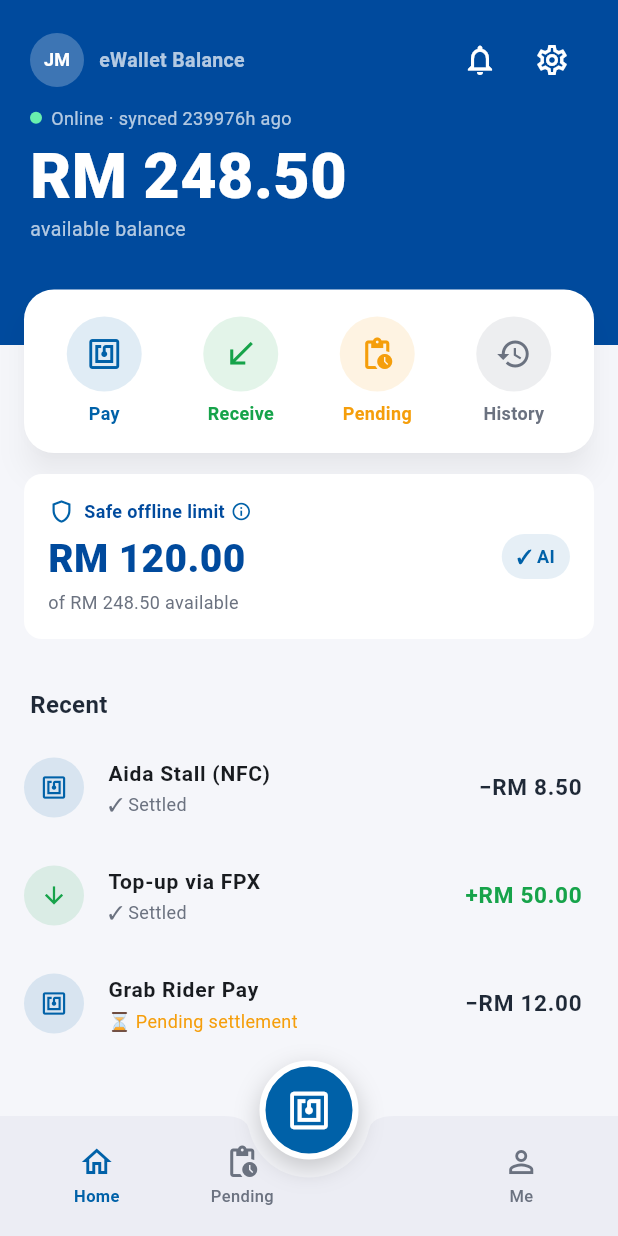
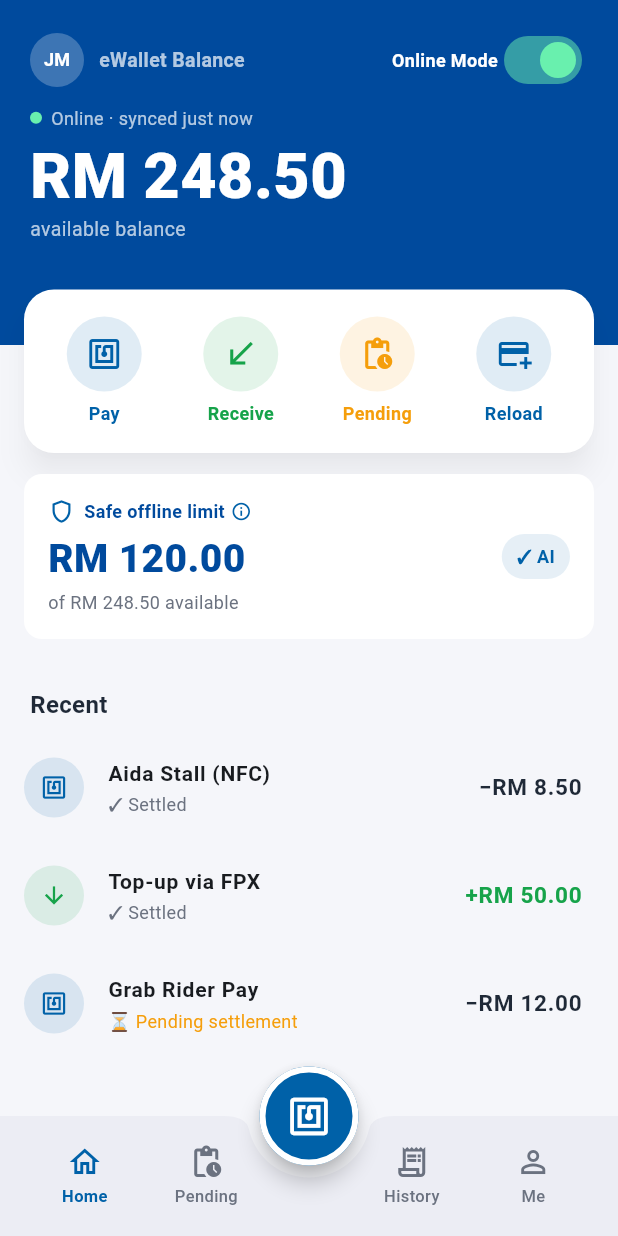
Before and after one commit to Owwwwyh/FinHack-Touch-Code, a Flutter app: the screen it shows after launch, on a phone screen of 412 x 824 dp. Run offline on Flutter 3.47's test engine with Material 3 defaults, Android fonts, the phone set to English and light mode, and no system bars; our stand-ins replace connectivity_plus, drift, drift_flutter, flutter_riverpod, go_router; accounts and stored records are empty; generated files the repository leaves out were written again.

Commit message:
adding online/offline mode1

```diff
--- /dev/null
+++ b/devtools_options.yaml
@@ -0,0 +1,3 @@
+description: This file stores settings for Dart & Flutter DevTools.
+documentation: https://docs.flutter.dev/tools/devtools/extensions#configure-extension-enablement-states
+extensions:
--- a/lib/app.dart
+++ b/lib/app.dart
@@ -16,15 +16,15 @@ final _router = GoRouter(
   initialLocation: '/home',
   routes: [
     GoRoute(path: '/onboard', builder: (_, __) => const OnboardingScreen()),
+    GoRoute(path: '/pay',     builder: (_, __) => const PayScreen()),
+    GoRoute(path: '/receive', builder: (_, __) => const ReceiveScreen()),
+    GoRoute(path: '/score',   builder: (_, __) => const ScoreScreen()),
     ShellRoute(
       builder: (context, state, child) => AppShell(child: child),
       routes: [
         GoRoute(path: '/home',    builder: (_, __) => const HomeScreen()),
-        GoRoute(path: '/pay',     builder: (_, __) => const PayScreen()),
-        GoRoute(path: '/receive', builder: (_, __) => const ReceiveScreen()),
         GoRoute(path: '/pending', builder: (_, __) => const PendingScreen()),
         GoRoute(path: '/history', builder: (_, __) => const HistoryScreen()),
-        GoRoute(path: '/score',   builder: (_, __) => const ScoreScreen()),
         GoRoute(path: '/settings',builder: (_, __) => const SettingsScreen()),
       ],
     ),
@@ -38,7 +38,7 @@ class TngWalletApp extends StatelessWidget {
   Widget build(BuildContext context) {
     return MaterialApp.router(
       debugShowCheckedModeBanner: false,
-      title: "TNG Offline Wallet",
+      title: "AnyPay",
       theme: AppTheme.light,
       routerConfig: _router,
     );
@@ -84,26 +84,20 @@ class _AppShellState extends ConsumerState<AppShell> {
 }
 
 class _NfcFab extends StatelessWidget {
+  const _NfcFab();
+
   @override
   Widget build(BuildContext context) {
-    return Column(
-      mainAxisSize: MainAxisSize.min,
-      children: [
-        GestureDetector(
-          onTap: () => context.go('/pay'),
-          child: Container(
-            width: 66, height: 66,
-            decoration: BoxDecoration(
-              shape: BoxShape.circle,
-              color: AppTheme.tngBlue,
-              border: Border.all(color: Colors.white, width: 4),
-              boxShadow: const [BoxShadow(color: Color(0x33000000), blurRadius: 14, offset: Offset(0, 6))],
-            ),
-            child: const Icon(Icons.nfc, color: Colors.white, size: 30),
-          ),
-        ),
-        const SizedBox(height: 8),
-      ],
+    return SizedBox(
+      width: 66,
+      height: 66,
+      child: FloatingActionButton(
+        onPressed: () => context.go('/pay'),
+        backgroundColor: AppTheme.tngBlue,
+        elevation: 6,
+        shape: const CircleBorder(side: BorderSide(color: Colors.white, width: 4)),
+        child: const Icon(Icons.nfc, color: Colors.white, size: 30),
+      ),
     );
   }
 }
@@ -119,30 +113,39 @@ class _BottomBar extends StatelessWidget {
       shape: const CircularNotchedRectangle(),
       notchMargin: 8,
       child: Row(
-        mainAxisAlignment: MainAxisAlignment.spaceAround,
-        children: List.generate(4, (i) {
-          if (i == 2) return const SizedBox(width: 56);
-          final active = tab == i;
-          final color = active ? AppTheme.tngBlue : AppTheme.offlineGrey;
-          return GestureDetector(
-            onTap: () => onTap(i),
-            behavior: HitTestBehavior.opaque,
-            child: SizedBox(
-              width: 64, height: 56,
-              child: Column(
-                mainAxisAlignment: MainAxisAlignment.center,
-                children: [
-                  Icon([Icons.home_outlined, Icons.pending_actions_outlined, Icons.receipt_long_outlined, Icons.person_outline][i],
-                    color: color, size: 24),
-                  const SizedBox(height: 3),
-                  Text(['Home', 'Pending', 'History', 'Me'][i],
-                    style: TextStyle(color: color, fontSize: 11, fontWeight: active ? FontWeight.w700 : FontWeight.w500)),
-                ],
-              ),
-            ),
-          );
-        }),
+        children: [
+          Expanded(child: _NavItem(icon: Icons.home_outlined, label: 'Home', isActive: tab == 0, onTap: () => onTap(0))),
+          Expanded(child: _NavItem(icon: Icons.pending_actions_outlined, label: 'Pending', isActive: tab == 1, onTap: () => onTap(1))),
+          const SizedBox(width: 56), // spacer for FAB
+          Expanded(child: _NavItem(icon: Icons.receipt_long_outlined, label: 'History', isActive: tab == 2, onTap: () => onTap(2))),
+          Expanded(child: _NavItem(icon: Icons.person_outline, label: 'Me', isActive: tab == 3, onTap: () => onTap(3))),
+        ],
       ),
     );
   }
 }
+
+class _NavItem extends StatelessWidget {
+  const _NavItem({required this.icon, required this.label, required this.isActive, required this.onTap});
+  final IconData icon;
+  final String label;
+  final bool isActive;
+  final VoidCallback onTap;
+
+  @override
+  Widget build(BuildContext context) {
+    final color = isActive ? AppTheme.tngBlue : AppTheme.offlineGrey;
+    return InkWell(
+      onTap: onTap,
+      child: Column(
+        mainAxisSize: MainAxisSize.min,
+        mainAxisAlignment: MainAxisAlignment.center,
+        children: [
+          Icon(icon, color: color, size: 24),
+          const SizedBox(height: 3),
+          Text(label, style: TextStyle(color: color, fontSize: 11, fontWeight: isActive ? FontWeight.w700 : FontWeight.w500)),
+        ],
+      ),
+    );
+  }
+}
--- /dev/null
+++ b/lib/core/providers/mode_provider.dart
@@ -0,0 +1,20 @@
+// lib/core/providers/mode_provider.dart
+import 'package:flutter_riverpod/flutter_riverpod.dart';
+
+enum AppMode { online, offline }
+
+class ModeNotifier extends StateNotifier<AppMode> {
+  ModeNotifier() : super(AppMode.online);
+
+  void toggleMode() {
+    state = state == AppMode.online ? AppMode.offline : AppMode.online;
+  }
+
+  void setMode(AppMode mode) {
+    state = mode;
+  }
+}
+
+final modeProvider = StateNotifierProvider<ModeNotifier, AppMode>((ref) {
+  return ModeNotifier();
+});
--- a/lib/features/home/home_screen.dart
+++ b/lib/features/home/home_screen.dart
@@ -13,6 +13,7 @@ import 'package:go_router/go_router.dart';
 import '../../core/di/providers.dart';
 import '../../core/theme/app_theme.dart';
 import '../../core/connectivity/connectivity_service.dart';
+import '../../core/providers/mode_provider.dart';
 
 class HomeScreen extends ConsumerWidget {
   const HomeScreen({super.key});
@@ -20,8 +21,8 @@ class HomeScreen extends ConsumerWidget {
   @override
   Widget build(BuildContext context, WidgetRef ref) {
     final wallet  = ref.watch(walletProvider);
-    final connState = ref.watch(connectivityServiceProvider);
-    final isOffline = connState.state == ConnectivityState.offline;
+    final demoMode = ref.watch(modeProvider);
+    final isOffline = demoMode == AppMode.offline;
     final pending = ref.watch(pendingCountProvider);
 
     final headerColor = isOffline ? AppTheme.offlineGrey : AppTheme.tngBlueDark;
@@ -53,19 +54,22 @@ class HomeScreen extends ConsumerWidget {
                         const Text('eWallet Balance',
                           style: TextStyle(color: Colors.white70, fontSize: 13, fontWeight: FontWeight.w600)),
                         const Spacer(),
-                        IconButton(
-                          icon: const Icon(Icons.notifications_none, color: Colors.white),
-                          onPressed: () {},
-                        ),
-                        IconButton(
-                          icon: const Icon(Icons.settings_outlined, color: Colors.white),
-                          onPressed: () => context.go('/settings'),
+                        Row(
+                          children: [
+                            Text(isOffline ? 'Offline Mode' : 'Online Mode',
+                               style: const TextStyle(color: Colors.white, fontSize: 12, fontWeight: FontWeight.bold)),
+                            Switch(
+                              value: demoMode == AppMode.online,
+                              activeColor: Colors.greenAccent,
+                              onChanged: (val) => ref.read(modeProvider.notifier).toggleMode(),
+                            ),
+                          ],
                         ),
                       ],
                     ),
                     const SizedBox(height: 6),
                     // ── Connectivity status pill ─────────────────────────────
-                    _StatusPill(connState: connState),
+                    _StatusPill(isOffline: isOffline),
                     const SizedBox(height: 10),
                     // ── Balance ──────────────────────────────────────────────
                     Text(
@@ -137,12 +141,11 @@ class HomeScreen extends ConsumerWidget {
 // ─── Sub-widgets ──────────────────────────────────────────────────────────────
 
 class _StatusPill extends StatelessWidget {
-  const _StatusPill({required this.connState});
-  final WalletConnectivity connState;
+  const _StatusPill({required this.isOffline});
+  final bool isOffline;
 
   @override
   Widget build(BuildContext context) {
-    final isOffline = connState.state == ConnectivityState.offline;
     return Row(
       children: [
         Container(
@@ -154,7 +157,7 @@ class _StatusPill extends StatelessWidget {
         ),
         const SizedBox(width: 6),
         Text(
-          connState.statusLabel,
+          isOffline ? 'Offline · last sync just now' : 'Online · synced just now',
           style: const TextStyle(color: Colors.white70, fontSize: 12),
         ),
         if (isOffline) ...[
@@ -200,8 +203,14 @@ class _ActionCard extends StatelessWidget {
             _ActionBtn(
               icon: Icons.call_received,
               label: 'Receive',
-              color: AppTheme.settled,
-              onTap: () => context.go('/receive'),
+              color: isOffline ? AppTheme.offlineGrey : AppTheme.settled,
+              onTap: () {
+                if (isOffline) {
+                  ScaffoldMessenger.of(context).showSnackBar(const SnackBar(content: Text('Receive not available offline')));
+                } else {
+                  context.go('/receive');
+                }
+              },
             ),
             Stack(
               clipBehavior: Clip.none,
@@ -227,10 +236,16 @@ class _ActionCard extends StatelessWidget {
               ],
             ),
             _ActionBtn(
-              icon: Icons.history,
-              label: 'History',
-              color: AppTheme.offlineGrey,
-              onTap: () => context.go('/history'),
+              icon: Icons.add_card,
+              label: 'Reload',
+              color: isOffline ? AppTheme.offlineGrey : AppTheme.tngBlue,
+              onTap: () {
+                if (isOffline) {
+                  ScaffoldMessenger.of(context).showSnackBar(const SnackBar(content: Text('Reload not available offline')));
+                } else {
+                  ScaffoldMessenger.of(context).showSnackBar(const SnackBar(content: Text('Mock Top-up: +RM50 added!')));
+                }
+              },
             ),
           ],
         ),
@@ -250,6 +265,7 @@ class _ActionBtn extends StatelessWidget {
   Widget build(BuildContext context) {
     return GestureDetector(
       onTap: onTap,
+      behavior: HitTestBehavior.opaque,
       child: Column(
         mainAxisSize: MainAxisSize.min,
         children: [
```
